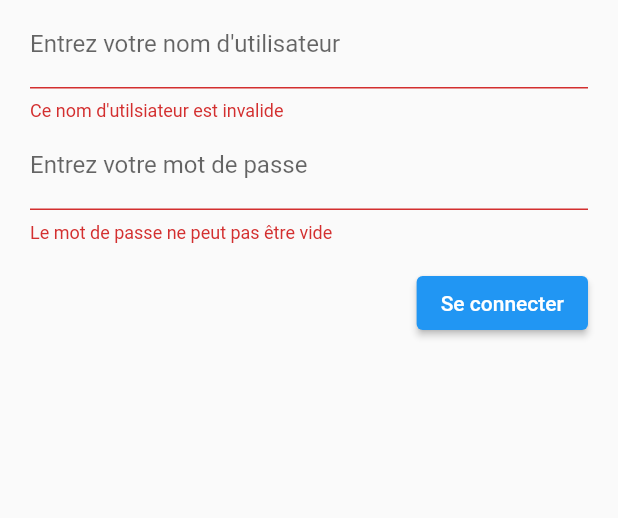
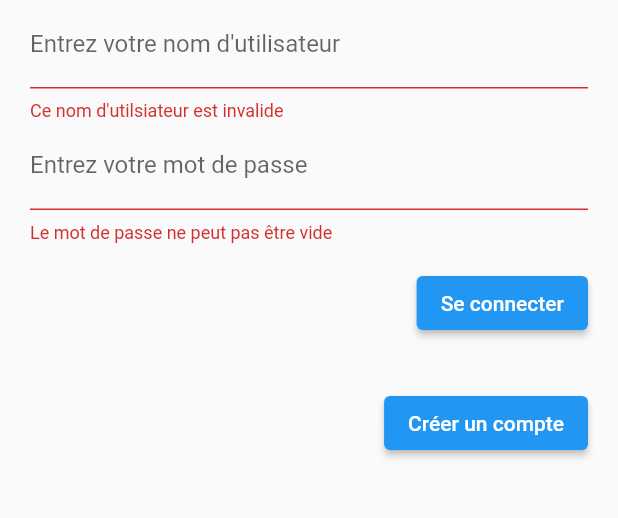
Before and after one commit to thomask7b/sharedride, a Flutter app: the screen it shows after launch, after a tap on "Se connecter", on a phone screen of 412 x 824 dp, the part 138-656 px from its top. Run offline on Flutter 3.47's test engine with Material 2 defaults, Android fonts, the phone set to English and light mode, and no system bars.

Commit message:
Gestion de la création de compte

```diff
--- a/lib/config.dart
+++ b/lib/config.dart
@@ -1 +1,2 @@
-const String hostUrl="http://10.0.2.2:8080";
+const String appName = "Shared Ride";
+const String hostUrl = "http://10.0.2.2:8080";
--- a/lib/main.dart
+++ b/lib/main.dart
@@ -1,4 +1,5 @@
 import 'package:flutter/material.dart';
+import 'package:sharedride/config.dart';
 
 import 'screens/login.dart';
 
@@ -9,16 +10,6 @@ class SharedRideApp extends StatelessWidget {
 
   @override
   Widget build(BuildContext context) {
-    const appTitle = 'Shared Ride';
-
-    return MaterialApp(
-      title: appTitle,
-      home: Scaffold(
-        appBar: AppBar(
-          title: const Text(appTitle),
-        ),
-        body: const LoginFormScreen(),
-      ),
-    );
+    return const MaterialApp(title: appName, home: LoginFormScreen());
   }
 }
--- a/lib/screens/login.dart
+++ b/lib/screens/login.dart
@@ -1,7 +1,11 @@
 import 'package:flutter/material.dart';
-import 'package:sharedride/services/authentication_service.dart';
+import 'package:sharedride/services/users_service.dart';
 import 'package:sharedride/screens/sharedride.dart';
 import 'package:sharedride/models/user.dart';
+
+import '../config.dart';
+import '../utils.dart';
+import 'create_account.dart';
 
 class LoginFormScreen extends StatefulWidget {
   const LoginFormScreen({Key? key}) : super(key: key);
@@ -24,7 +28,12 @@ class _LoginFormScreenState extends State<LoginFormScreen> {
 
   @override
   Widget build(BuildContext context) {
-    return Container(
+    return Scaffold(
+      resizeToAvoidBottomInset: false,
+      appBar: AppBar(
+        title: const Text(appName),
+      ),
+      body: Container(
         margin: const EdgeInsets.all(20.0),
         child: Column(
           children: [
@@ -41,7 +50,7 @@ class _LoginFormScreenState extends State<LoginFormScreen> {
                       labelText: "Entrez votre nom d'utilisateur",
                     ),
                     validator: (value) {
-                    if (!_isValidUsername(value)) {
+                      if (!isValidUsername(value)) {
                         return "Ce nom d'utilsiateur est invalide";
                       }
                       return null;
@@ -55,7 +64,7 @@ class _LoginFormScreenState extends State<LoginFormScreen> {
                       labelText: "Entrez votre mot de passe",
                     ),
                     validator: (value) {
-                    if (value!.isEmpty) {
+                      if (!isValidPassword(value)) {
                         return "Le mot de passe ne peut pas être vide";
                       }
                       return null;
@@ -81,16 +90,24 @@ class _LoginFormScreenState extends State<LoginFormScreen> {
                           child: const Text('Se connecter'),
                         ),
                       )),
+                  Padding(
+                      padding: const EdgeInsets.symmetric(vertical: 16.0),
+                      child: Align(
+                        alignment: Alignment.centerRight,
+                        child: ElevatedButton(
+                          onPressed: () {
+                            _navigateToCreateAccountScreen();
+                          },
+                          child: const Text('Créer un compte'),
+                        ),
+                      )),
                 ],
               ),
             ),
           ],
         ),
+      ),
     );
-  }
-
-  bool _isValidUsername(String? username) {
-    return username != null && username.isNotEmpty && !username.contains(" ");
   }
 
   _manageAuthenticationResponse(bool isAuthenticated) {
@@ -100,7 +117,11 @@ class _LoginFormScreenState extends State<LoginFormScreen> {
       _navigateToSharedRideScreen(
           User(_usernameController.text, _passwordController.text));
     } else {
-      print("Echec lors de l'authentification.");
+      const failedAuthMessage = "Echec lors de l'authentification.";
+      print(failedAuthMessage);
+      ScaffoldMessenger.of(context).showSnackBar(
+        const SnackBar(content: Text(failedAuthMessage)),
+      );
     }
   }
 
@@ -108,4 +129,9 @@ class _LoginFormScreenState extends State<LoginFormScreen> {
     Navigator.of(context).pushReplacement(
         MaterialPageRoute(builder: (context) => SharedRideScreen(user: user)));
   }
+
+  _navigateToCreateAccountScreen() {
+    Navigator.of(context).push(
+        MaterialPageRoute(builder: (context) => const CreateAccountScreen()));
   }
+}
--- a/lib/screens/sharedride.dart
+++ b/lib/screens/sharedride.dart
@@ -1,8 +1,11 @@
 import 'package:flutter/material.dart';
 import 'package:sharedride/models/user.dart';
 
+import '../config.dart';
+
 class SharedRideScreen extends StatefulWidget {
   final User user;
+
   const SharedRideScreen({Key? key, required this.user}) : super(key: key);
 
   @override
@@ -13,7 +16,7 @@ class _SharedRideScreenState extends State<SharedRideScreen> {
   @override
   Widget build(BuildContext context) {
     return Scaffold(
-      appBar: AppBar(title: const Text('Shared Ride')),
+      appBar: AppBar(title: const Text(appName)),
       body: Center(
         child: Text(
           'Bienvenu ${widget.user.name}',
--- /dev/null
+++ b/lib/utils.dart
@@ -0,0 +1,7 @@
+bool isValidUsername(String? username) {
+  return username != null && username.isNotEmpty && !username.contains(" ");
+}
+
+bool isValidPassword(String? password) {
+  return password!.isNotEmpty;
+}
```
Also changed, not shown: lib/screens/create_account.dart (added, +133 -0 lines), lib/services/authentication_service.dart (deleted, +0 -17 lines), lib/services/users_service.dart (added, +31 -0 lines). Lines whose indentation alone changed are shown as unchanged.
